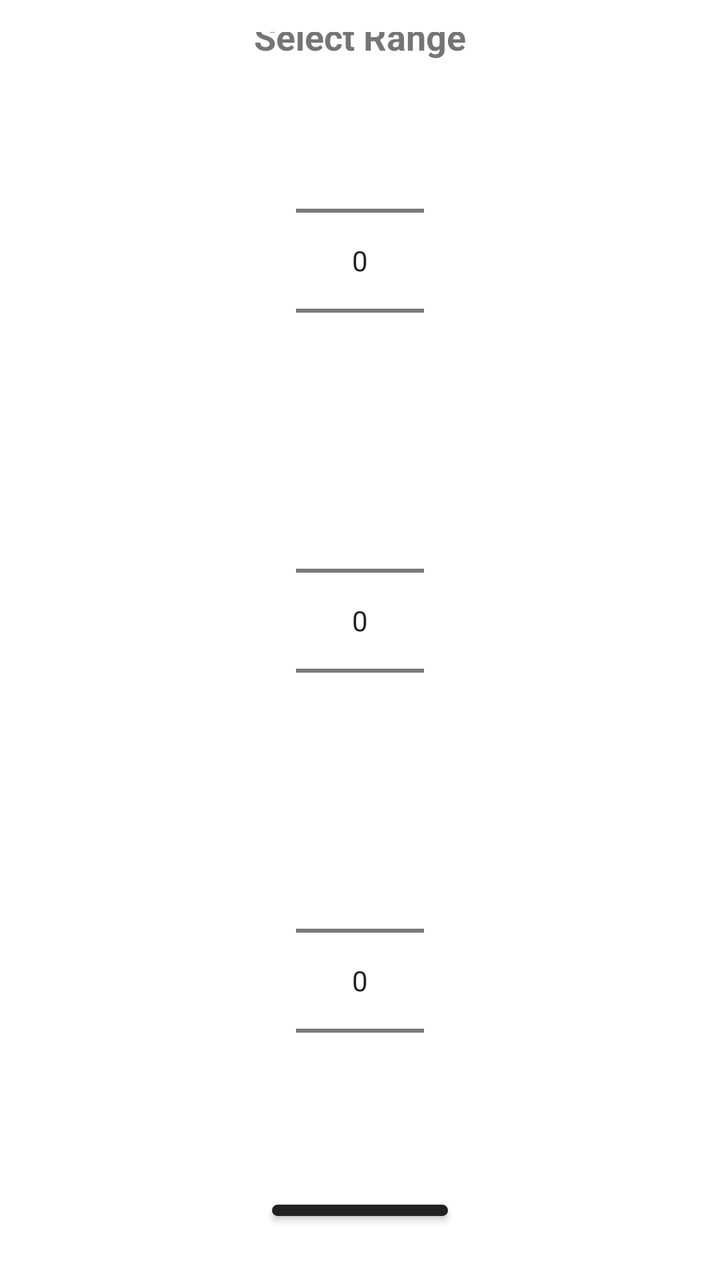
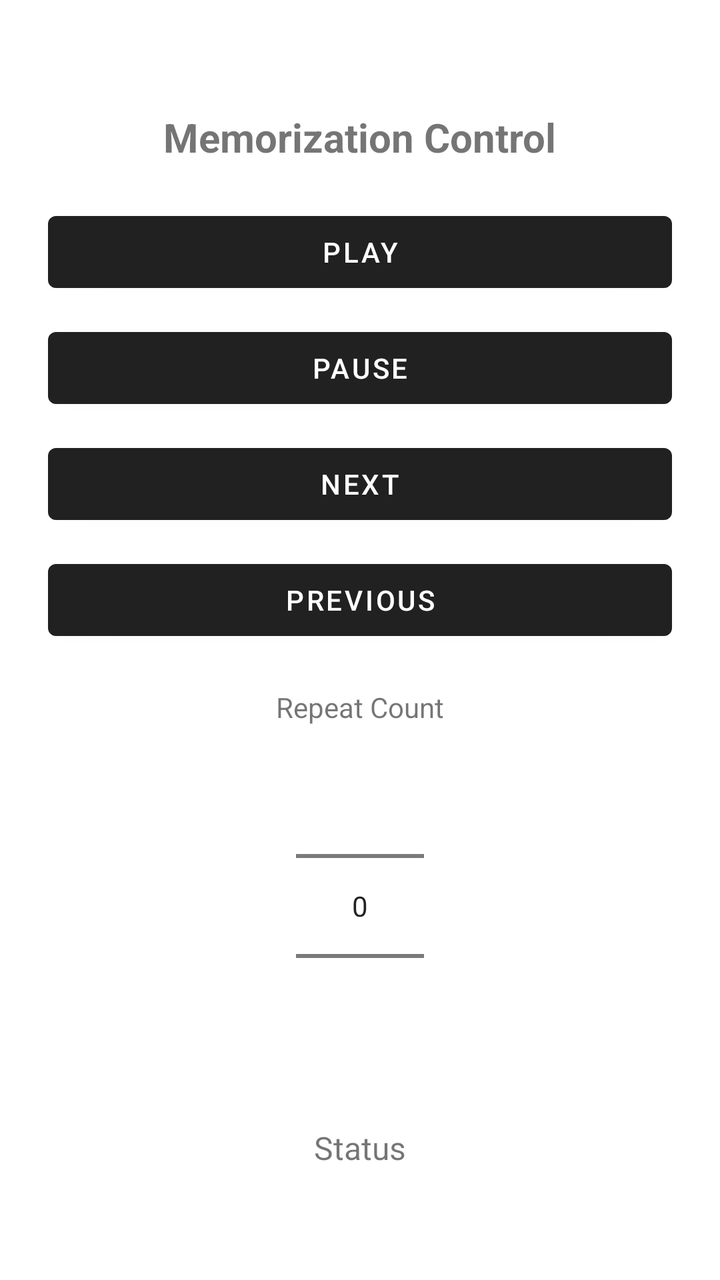

Before-and-after screenshots of an Android layout around one commit, followed by the original layout XML and the change that was made.
<!-- AndroidManifest.xml: application theme Theme.QuranMemorizationApp -->
<!-- res/layout/activity_second.xml -->
<?xml version="1.0" encoding="utf-8"?>
<LinearLayout
    xmlns:android="http://schemas.android.com/apk/res/android"
    android:orientation="vertical"
    android:padding="16dp"
    android:gravity="center"
    android:layout_width="match_parent"
    android:layout_height="match_parent">

    <TextView
        android:text="Select Range"
        android:textSize="18sp"
        android:layout_marginBottom="10dp"
        android:textStyle="bold"
        android:layout_width="wrap_content"
        android:layout_height="wrap_content"/>

    <NumberPicker
        android:id="@+id/npFrom"
        android:layout_width="wrap_content"
        android:layout_height="wrap_content"/>

    <NumberPicker
        android:id="@+id/npTo"
        android:layout_width="wrap_content"
        android:layout_height="wrap_content"/>

    <NumberPicker
        android:id="@+id/npRepeat"
        android:layout_width="wrap_content"
        android:layout_height="wrap_content"/>

    <Button
        android:id="@+id/btnStartRepeat"
        android:text="Start"
        android:layout_marginTop="16dp"
        android:layout_width="wrap_content"
        android:layout_height="wrap_content"/>

    <Button
        android:id="@+id/btnStop"
        android:text="Stop"
        android:layout_width="wrap_content"
        android:layout_height="wrap_content"/>

    <TextView
        android:id="@+id/tvResult"
        android:text="Result"
        android:textSize="18sp"
        android:layout_marginTop="20dp"
        android:layout_width="wrap_content"
        android:layout_height="wrap_content"/>

</LinearLayout>
<!-- resources referenced by this layout -->
<resources>
  <style name="Theme.QuranMemorizationApp" parent="Base.Theme.QuranMemorizationApp" />
  <style name="Base.Theme.QuranMemorizationApp" parent="Theme.MaterialComponents.DayNight.DarkActionBar">
      </style>
</resources>

<!-- the commit's change to res/layout/activity_second.xml (unified diff, before → after) -->
@@ -1,27 +1,50 @@
 <?xml version="1.0" encoding="utf-8"?>
 <LinearLayout
     xmlns:android="http://schemas.android.com/apk/res/android"
+    android:layout_width="match_parent"
+    android:layout_height="match_parent"
     android:orientation="vertical"
-    android:padding="16dp"
     android:gravity="center"
-    android:layout_width="match_parent"
-    android:layout_height="match_parent">
+    android:padding="24dp">
 
     <TextView
-        android:text="Select Range"
-        android:textSize="18sp"
-        android:layout_marginBottom="10dp"
+        android:text="Memorization Control"
+        android:textSize="20sp"
         android:textStyle="bold"
+        android:layout_marginBottom="20dp"
         android:layout_width="wrap_content"
         android:layout_height="wrap_content"/>
 
-    <NumberPicker
-        android:id="@+id/npFrom"
-        android:layout_width="wrap_content"
-        android:layout_height="wrap_content"/>
+    <Button
+        android:id="@+id/btnPlay"
+        android:text="Play"
+        android:layout_width="match_parent"
+        android:layout_height="wrap_content"
+        android:layout_marginBottom="10dp"/>
 
-    <NumberPicker
-        android:id="@+id/npTo"
+    <Button
+        android:id="@+id/btnPause"
+        android:text="Pause"
+        android:layout_width="match_parent"
+        android:layout_height="wrap_content"
+        android:layout_marginBottom="10dp"/>
+
+    <Button
+        android:id="@+id/btnNext"
+        android:text="Next"
+        android:layout_width="match_parent"
+        android:layout_height="wrap_content"
+        android:layout_marginBottom="10dp"/>
+
+    <Button
+        android:id="@+id/btnPrev"
+        android:text="Previous"
+        android:layout_width="match_parent"
+        android:layout_height="wrap_content"
+        android:layout_marginBottom="20dp"/>
+
+    <TextView
+        android:text="Repeat Count"
         android:layout_width="wrap_content"
         android:layout_height="wrap_content"/>
 
@@ -30,23 +53,10 @@
         android:layout_width="wrap_content"
         android:layout_height="wrap_content"/>
 
-    <Button
-        android:id="@+id/btnStartRepeat"
-        android:text="Start"
-        android:layout_marginTop="16dp"
-        android:layout_width="wrap_content"
-        android:layout_height="wrap_content"/>
-
-    <Button
-        android:id="@+id/btnStop"
-        android:text="Stop"
-        android:layout_width="wrap_content"
-        android:layout_height="wrap_content"/>
-
     <TextView
-        android:id="@+id/tvResult"
-        android:text="Result"
-        android:textSize="18sp"
+        android:id="@+id/tvStatus"
+        android:text="Status"
+        android:textSize="16sp"
         android:layout_marginTop="20dp"
         android:layout_width="wrap_content"
         android:layout_height="wrap_content"/>
